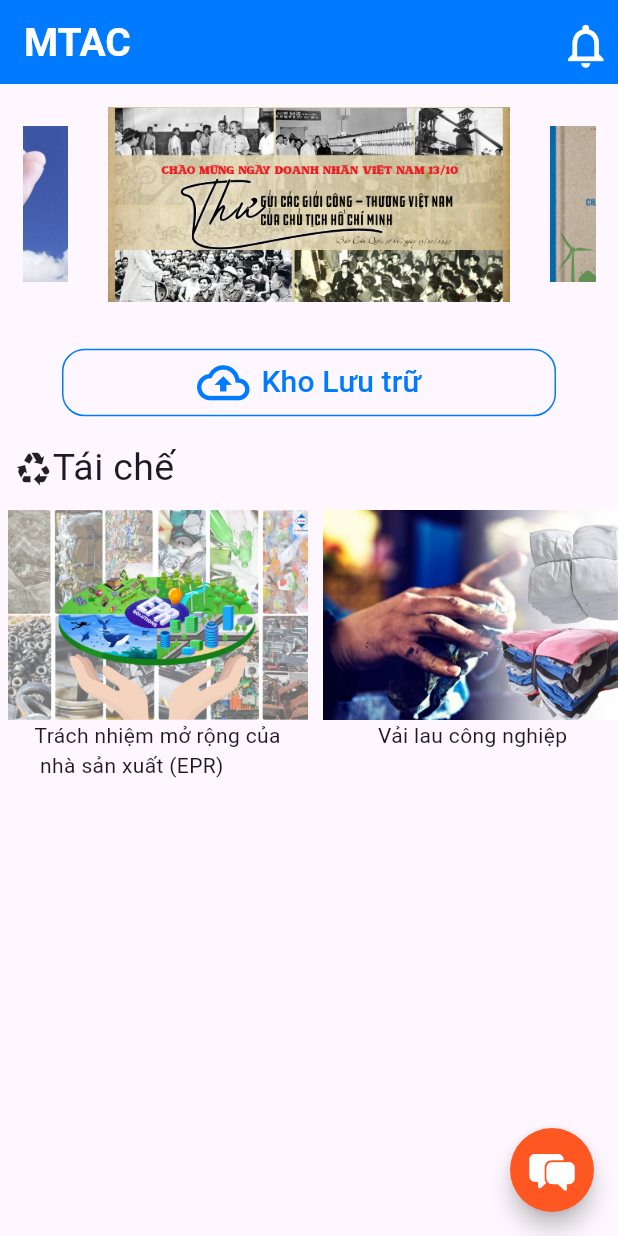
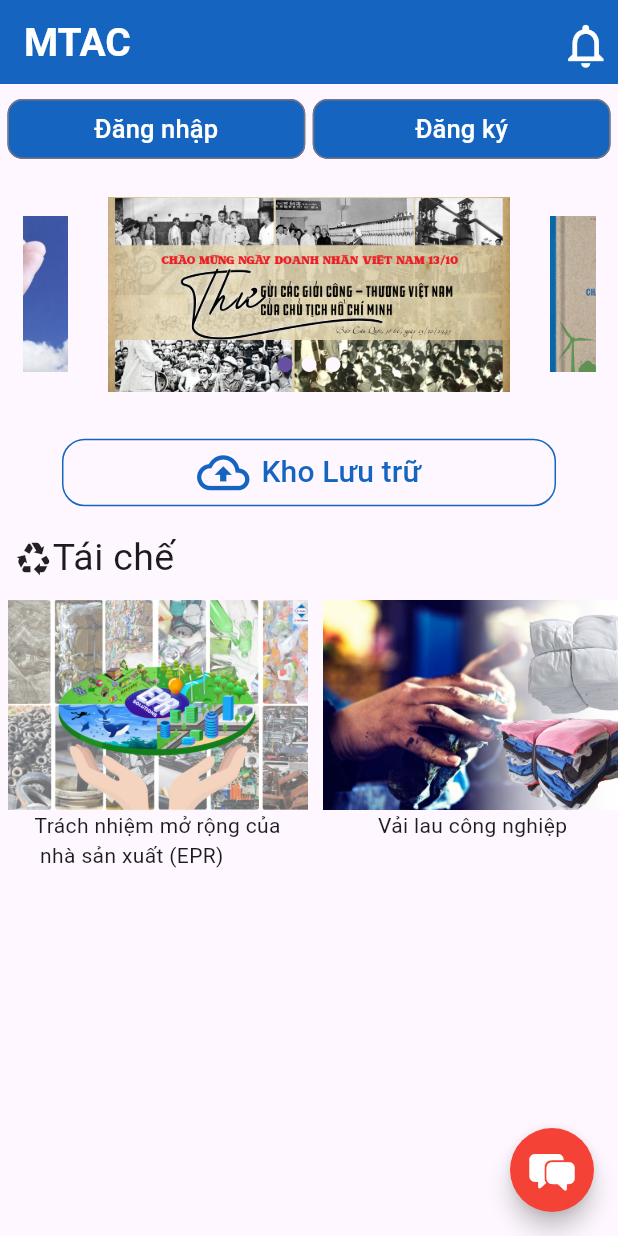
Before and after one commit to AnhKhoadn/mtac_app_eg, a Flutter app: the screen it shows after launch, on a phone screen of 412 x 824 dp. Run offline on Flutter 3.47's test engine with Material 3 defaults, Android fonts, the phone set to English and light mode, and no system bars; our stand-ins replace flutter_swiper_view; Roboto replaces fonts that are missing (Arial).

Commit message:
add login page

```diff
--- a/lib/buttons/archive_button.dart
+++ b/lib/buttons/archive_button.dart
@@ -1,4 +1,3 @@
-import 'package:flutter/cupertino.dart';
 import 'package:flutter/material.dart';
 
 class ArchiveButton extends StatelessWidget {
@@ -18,15 +17,15 @@ class ArchiveButton extends StatelessWidget {
               shape: RoundedRectangleBorder(
                 borderRadius: BorderRadius.circular(15),
               ),
-              side: const BorderSide(color: CupertinoColors.activeBlue)),
+              side: const BorderSide(color: Color(0xFF1565C0))),
           icon: const Icon(
             Icons.cloud_upload_outlined,
-            color: CupertinoColors.activeBlue,
+            color: Color(0xFF1565C0),
             size: 35,
           ),
           label: const Text(
             'Kho Lưu trữ',
-            style: TextStyle(color: CupertinoColors.activeBlue, fontSize: 20),
+            style: TextStyle(color: Color(0xFF1565C0), fontSize: 20),
           ),
         ),
       ),
--- a/lib/buttons/floating_chat_button.dart
+++ b/lib/buttons/floating_chat_button.dart
@@ -7,7 +7,7 @@ class FloatingChatButton extends StatelessWidget {
   @override
   Widget build(BuildContext context) {
     return FloatingActionButton(
-      backgroundColor: Colors.deepOrange,
+      backgroundColor: const Color(0xFFF44336),
       shape: const CircleBorder(),
       child: const Icon(
         CupertinoIcons.bubble_left_bubble_right_fill,
--- /dev/null
+++ b/lib/buttons/login_register_button.dart
@@ -0,0 +1,51 @@
+import 'package:flutter/material.dart';
+
+class LoginRegisterButton extends StatelessWidget {
+  const LoginRegisterButton({super.key});
+
+  @override
+  Widget build(BuildContext context) {
+    return Container(
+        margin: const EdgeInsets.all(5),
+        height: 50,
+        child: Row(
+          children: [
+            Expanded(
+                flex: 1,
+                child: OutlinedButton(
+                  onPressed: () {
+                    Navigator.pushNamed(context, '/login_page');
+                  },
+                  style: OutlinedButton.styleFrom(
+                    backgroundColor: const Color(0xFF1565C0),
+                    shape: RoundedRectangleBorder(
+                      borderRadius: BorderRadius.circular(10),
+                    ),
+                  ),
+                  child: const Text(
+                    'Đăng nhập',
+                    style: TextStyle(color: Colors.white, fontSize: 17),
+                  ),
+                )),
+            const SizedBox(width: 5),
+            Expanded(
+                flex: 1,
+                child: OutlinedButton(
+                  onPressed: () {
+                    Navigator.pushNamed(context, '/register_page');
+                  },
+                  style: OutlinedButton.styleFrom(
+                    backgroundColor: const Color(0xFF1565C0),
+                    shape: RoundedRectangleBorder(
+                      borderRadius: BorderRadius.circular(10),
+                    ),
+                  ),
+                  child: const Text(
+                    'Đăng ký',
+                    style: TextStyle(color: Colors.white, fontSize: 17),
+                  ),
+                ))
+          ],
+        ));
+  }
+}
--- a/lib/image_slider/home_page_image_slider.dart
+++ b/lib/image_slider/home_page_image_slider.dart
@@ -29,6 +29,7 @@ class HomePageImageSlider extends StatelessWidget {
             fit: BoxFit.cover
           );
         },
+        pagination: const SwiperPagination(),
         viewportFraction: 0.7,
         scale: 0.8,
       ),
--- a/lib/main.dart
+++ b/lib/main.dart
@@ -1,8 +1,9 @@
-import 'package:flutter/cupertino.dart';
 import 'package:flutter/material.dart';
 import 'package:mtac_app_eg/pages/archive_page.dart';
 import 'package:mtac_app_eg/pages/chat_page.dart';
+import 'package:mtac_app_eg/pages/login_page.dart';
 import 'package:mtac_app_eg/pages/notification_page.dart';
+import 'package:mtac_app_eg/pages/register_page.dart';
 
 import 'pages/home_page.dart';
 
@@ -19,8 +20,9 @@ class MyApp extends StatelessWidget {
       debugShowCheckedModeBanner: false,
       home: const Home(),
       theme: ThemeData(
+        fontFamily: 'Arial',
         appBarTheme: const AppBarTheme(
-          color: CupertinoColors.activeBlue,
+          color: Color(0xFF1565C0),
           titleTextStyle: TextStyle(color: Colors.white),
           iconTheme: IconThemeData(color: Colors.white),
         )
@@ -29,6 +31,8 @@ class MyApp extends StatelessWidget {
         '/notification_page':(context) => const NotificationPage(),
         '/chat_page':(context) => const ChatPage(),
         '/archive_page':(context) => const ArchivePage(),
+        '/login_page':(context) => const LoginPage(),
+        '/register_page':(context) => const RegisterPage(),
       },
     );
   }
--- a/lib/pages/home_page.dart
+++ b/lib/pages/home_page.dart
@@ -3,7 +3,7 @@ import 'package:mtac_app_eg/buttons/archive_button.dart';
 import 'package:mtac_app_eg/buttons/floating_chat_button.dart';
 import 'package:mtac_app_eg/image_slider/home_page_image_slider.dart';
 import 'package:mtac_app_eg/list_view/recycle_list_view.dart';
-import 'package:flutter_swiper_view/flutter_swiper_view.dart';
+import '../buttons/login_register_button.dart';
 
 class Home extends StatelessWidget {
   const Home({super.key});
@@ -37,6 +37,7 @@ class Home extends StatelessWidget {
         ),
         body: const Column(
           children: [
+            LoginRegisterButton(),
             HomePageImageSlider(),
             ArchiveButton(),
             Padding(
```
Also changed, not shown: lib/pages/login_page.dart (added, +119 -0 lines), lib/pages/register_page.dart (added, +18 -0 lines), lib/images/google_icon.png (added), lib/images/logo_nhan_dien_MTAC.png (added).
